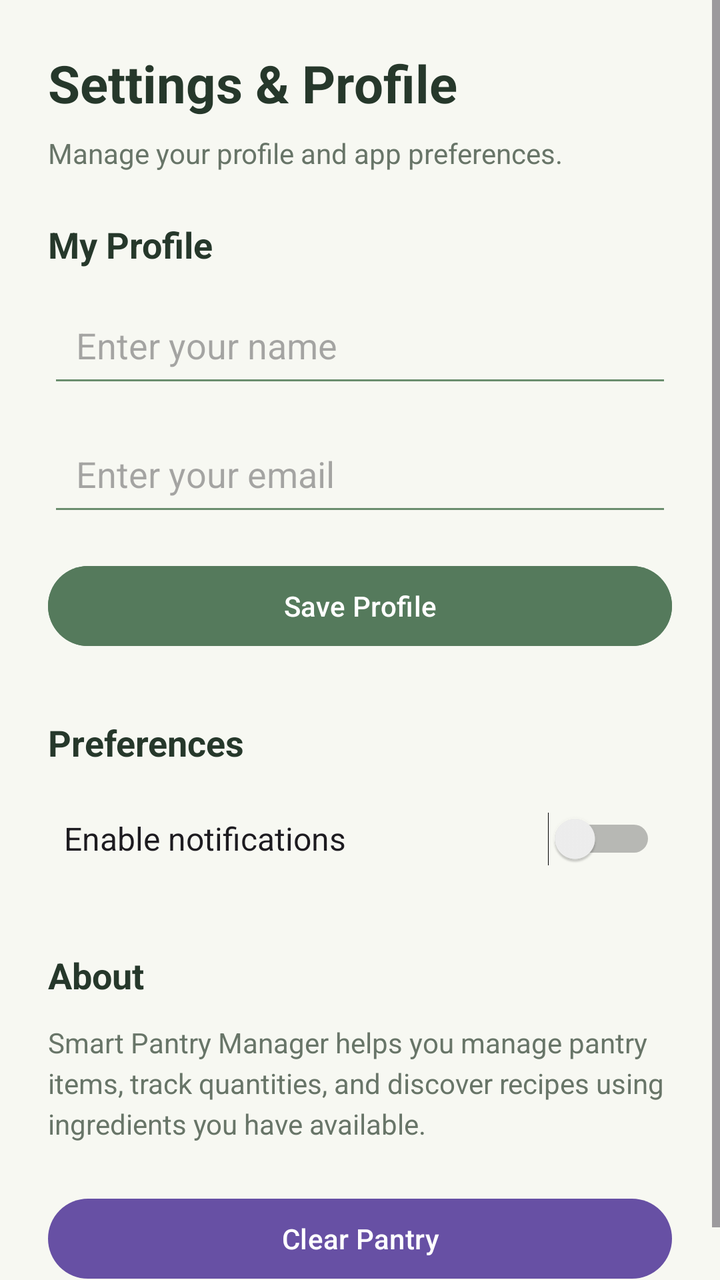
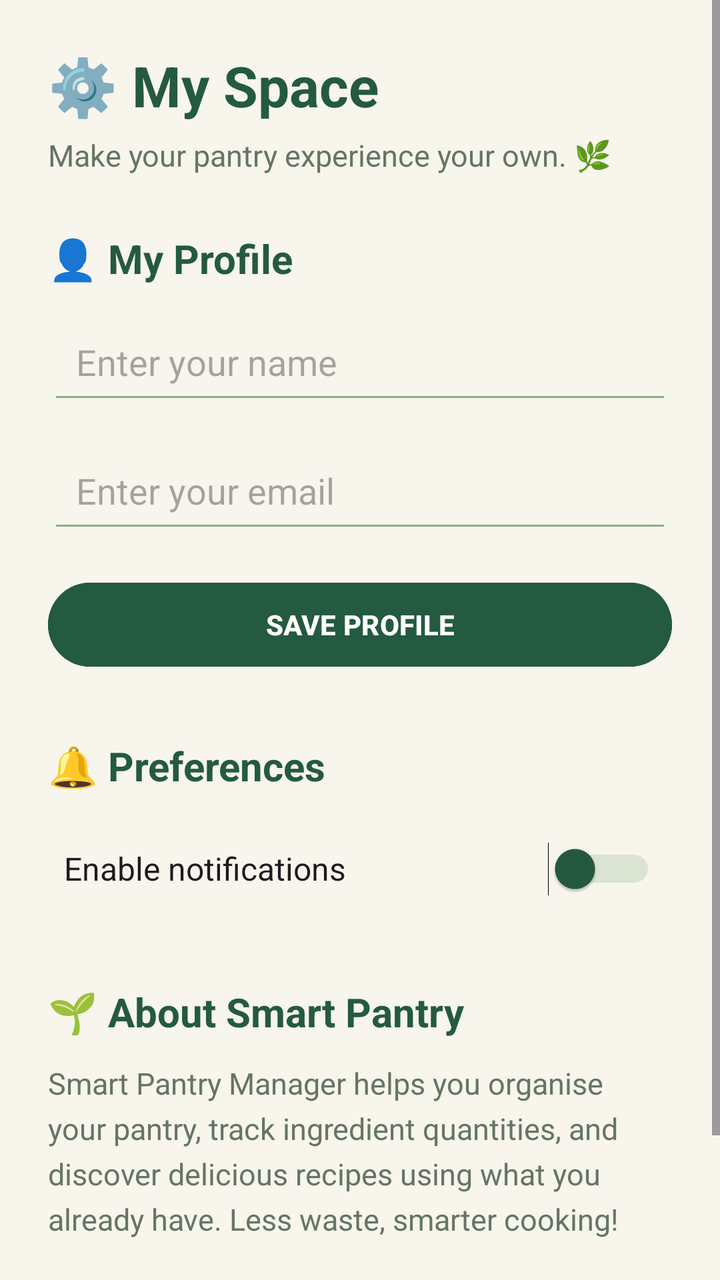

An Android layout rendered at two revisions. The XML below is the earlier revision; the diff shows what the commit changed to produce the second picture.
<!-- AndroidManifest.xml: application theme Theme.SmartPantryManager -->
<!-- res/layout/activity_settings.xml -->
<?xml version="1.0" encoding="utf-8"?>
<ScrollView xmlns:android="http://schemas.android.com/apk/res/android"
    android:layout_width="match_parent"
    android:layout_height="match_parent"
    android:fillViewport="true"
    android:background="#F7F8F2">

    <LinearLayout
        android:layout_width="match_parent"
        android:layout_height="wrap_content"
        android:orientation="vertical"
        android:padding="24dp">

        <TextView
            android:layout_width="wrap_content"
            android:layout_height="wrap_content"
            android:text="Settings &amp; Profile"
            android:textSize="26sp"
            android:textStyle="bold"
            android:textColor="#26382B"
            android:layout_marginBottom="8dp" />

        <TextView
            android:layout_width="wrap_content"
            android:layout_height="wrap_content"
            android:text="Manage your profile and app preferences."
            android:textSize="14sp"
            android:textColor="#687568"
            android:layout_marginBottom="24dp" />

        
        <TextView
            android:layout_width="wrap_content"
            android:layout_height="wrap_content"
            android:text="My Profile"
            android:textSize="18sp"
            android:textStyle="bold"
            android:textColor="#26382B"
            android:layout_marginBottom="12dp" />

        <EditText
            android:id="@+id/editTextProfileName"
            android:layout_width="match_parent"
            android:layout_height="wrap_content"
            android:hint="Enter your name"
            android:inputType="textPersonName"
            android:padding="14dp"
            android:backgroundTint="#6B8E6E" />

        <EditText
            android:id="@+id/editTextProfileEmail"
            android:layout_width="match_parent"
            android:layout_height="wrap_content"
            android:hint="Enter your email"
            android:inputType="textEmailAddress"
            android:padding="14dp"
            android:layout_marginTop="12dp"
            android:backgroundTint="#6B8E6E" />

        <Button
            android:id="@+id/btnSaveProfile"
            android:layout_width="match_parent"
            android:layout_height="wrap_content"
            android:text="Save Profile"
            android:layout_marginTop="16dp"
            android:backgroundTint="#557A5C"
            android:textColor="#FFFFFF" />

        
        <TextView
            android:layout_width="wrap_content"
            android:layout_height="wrap_content"
            android:text="Preferences"
            android:textSize="18sp"
            android:textStyle="bold"
            android:textColor="#26382B"
            android:layout_marginTop="32dp"
            android:layout_marginBottom="12dp" />

        <Switch
            android:id="@+id/switchNotifications"
            android:layout_width="match_parent"
            android:layout_height="wrap_content"
            android:minHeight="48dp"
            android:text="Enable notifications"
            android:textSize="16sp"
            android:padding="8dp" />

        
        <TextView
            android:layout_width="wrap_content"
            android:layout_height="wrap_content"
            android:text="About"
            android:textSize="18sp"
            android:textStyle="bold"
            android:textColor="#26382B"
            android:layout_marginTop="32dp"
            android:layout_marginBottom="12dp" />

        <TextView
            android:layout_width="match_parent"
            android:layout_height="wrap_content"
            android:text="Smart Pantry Manager helps you manage pantry items, track quantities, and discover recipes using ingredients you have available."
            android:textSize="14sp"
            android:textColor="#687568"
            android:lineSpacingExtra="4dp" />

        <Button
            android:id="@+id/btnClearPantry"
            android:layout_width="match_parent"
            android:layout_height="wrap_content"
            android:minHeight="48dp"
            android:text="Clear Pantry"
            android:layout_marginTop="24dp" />

    </LinearLayout>

</ScrollView>
<!-- resources referenced by this layout -->
<resources>
  <style name="Theme.SmartPantryManager" parent="Base.Theme.SmartPantryManager" />
  <style name="Base.Theme.SmartPantryManager" parent="Theme.Material3.DayNight.NoActionBar">
          
          
      </style>
</resources>

<!-- the commit's change to res/layout/activity_settings.xml (unified diff, before → after) -->
@@ -3,7 +3,7 @@
     android:layout_width="match_parent"
     android:layout_height="match_parent"
     android:fillViewport="true"
-    android:background="#F7F8F2">
+    android:background="#F7F5EC">
 
     <LinearLayout
         android:layout_width="match_parent"
@@ -12,30 +12,30 @@
         android:padding="24dp">
 
         <TextView
-            android:layout_width="wrap_content"
+            android:layout_width="match_parent"
             android:layout_height="wrap_content"
-            android:text="Settings &amp; Profile"
-            android:textSize="26sp"
+            android:text="⚙️ My Space"
+            android:textSize="28sp"
             android:textStyle="bold"
-            android:textColor="#26382B"
-            android:layout_marginBottom="8dp" />
+            android:textColor="#245A40"
+            android:layout_marginBottom="6dp" />
 
         <TextView
-            android:layout_width="wrap_content"
+            android:layout_width="match_parent"
             android:layout_height="wrap_content"
-            android:text="Manage your profile and app preferences."
-            android:textSize="14sp"
-            android:textColor="#687568"
-            android:layout_marginBottom="24dp" />
+            android:text="Make your pantry experience your own. 🌿"
+            android:textSize="15sp"
+            android:textColor="#657565"
+            android:layout_marginBottom="28dp" />
 
         
         <TextView
-            android:layout_width="wrap_content"
+            android:layout_width="match_parent"
             android:layout_height="wrap_content"
-            android:text="My Profile"
-            android:textSize="18sp"
+            android:text="👤 My Profile"
+            android:textSize="20sp"
             android:textStyle="bold"
-            android:textColor="#26382B"
+            android:textColor="#245A40"
             android:layout_marginBottom="12dp" />
 
         <EditText
@@ -44,8 +44,9 @@
             android:layout_height="wrap_content"
             android:hint="Enter your name"
             android:inputType="textPersonName"
+            android:minHeight="52dp"
             android:padding="14dp"
-            android:backgroundTint="#6B8E6E" />
+            android:backgroundTint="#8BAF87" />
 
         <EditText
             android:id="@+id/editTextProfileEmail"
@@ -53,27 +54,30 @@
             android:layout_height="wrap_content"
             android:hint="Enter your email"
             android:inputType="textEmailAddress"
+            android:minHeight="52dp"
             android:padding="14dp"
             android:layout_marginTop="12dp"
-            android:backgroundTint="#6B8E6E" />
+            android:backgroundTint="#8BAF87" />
 
         <Button
             android:id="@+id/btnSaveProfile"
             android:layout_width="match_parent"
             android:layout_height="wrap_content"
-            android:text="Save Profile"
+            android:minHeight="50dp"
+            android:text="SAVE PROFILE"
+            android:textStyle="bold"
             android:layout_marginTop="16dp"
-            android:backgroundTint="#557A5C"
+            android:backgroundTint="#245A40"
             android:textColor="#FFFFFF" />
 
         
         <TextView
-            android:layout_width="wrap_content"
+            android:layout_width="match_parent"
             android:layout_height="wrap_content"
-            android:text="Preferences"
-            android:textSize="18sp"
+            android:text="🔔 Preferences"
+            android:textSize="20sp"
             android:textStyle="bold"
-            android:textColor="#26382B"
+            android:textColor="#245A40"
             android:layout_marginTop="32dp"
             android:layout_marginBottom="12dp" />
 
@@ -81,37 +85,42 @@
             android:id="@+id/switchNotifications"
             android:layout_width="match_parent"
             android:layout_height="wrap_content"
-            android:minHeight="48dp"
+            android:minHeight="52dp"
             android:text="Enable notifications"
             android:textSize="16sp"
-            android:padding="8dp" />
+            android:padding="8dp"
+            android:thumbTint="#245A40"
+            android:trackTint="#8BAF87" />
 
         
         <TextView
-            android:layout_width="wrap_content"
+            android:layout_width="match_parent"
             android:layout_height="wrap_content"
-            android:text="About"
-            android:textSize="18sp"
+            android:text="🌱 About Smart Pantry"
+            android:textSize="20sp"
             android:textStyle="bold"
-            android:textColor="#26382B"
+            android:textColor="#245A40"
             android:layout_marginTop="32dp"
             android:layout_marginBottom="12dp" />
 
         <TextView
             android:layout_width="match_parent"
             android:layout_height="wrap_content"
-            android:text="Smart Pantry Manager helps you manage pantry items, track quantities, and discover recipes using ingredients you have available."
-            android:textSize="14sp"
-            android:textColor="#687568"
-            android:lineSpacingExtra="4dp" />
+            android:text="Smart Pantry Manager helps you organise your pantry, track ingredient quantities, and discover delicious recipes using what you already have. Less waste, smarter cooking!"
+            android:textSize="15sp"
+            android:textColor="#657565"
+            android:lineSpacingExtra="5dp" />
 
         <Button
             android:id="@+id/btnClearPantry"
             android:layout_width="match_parent"
             android:layout_height="wrap_content"
-            android:minHeight="48dp"
-            android:text="Clear Pantry"
-            android:layout_marginTop="24dp" />
+            android:minHeight="50dp"
+            android:text="CLEAR PANTRY"
+            android:textStyle="bold"
+            android:layout_marginTop="28dp"
+            android:backgroundTint="#A94442"
+            android:textColor="#FFFFFF" />
 
     </LinearLayout>
 
